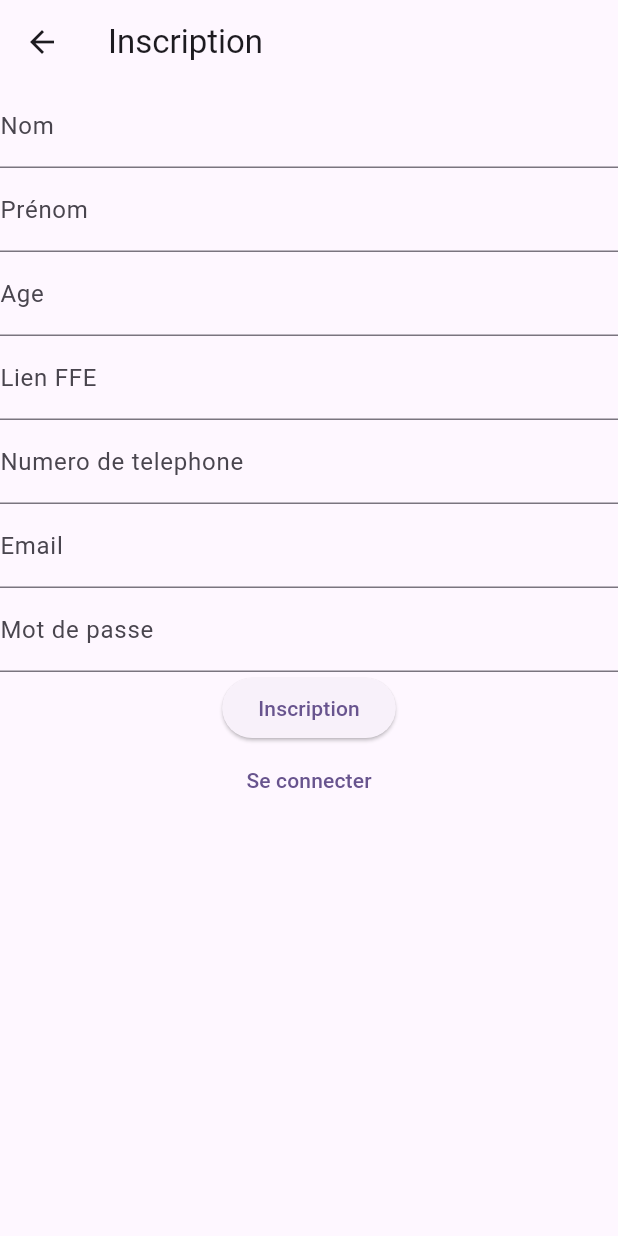
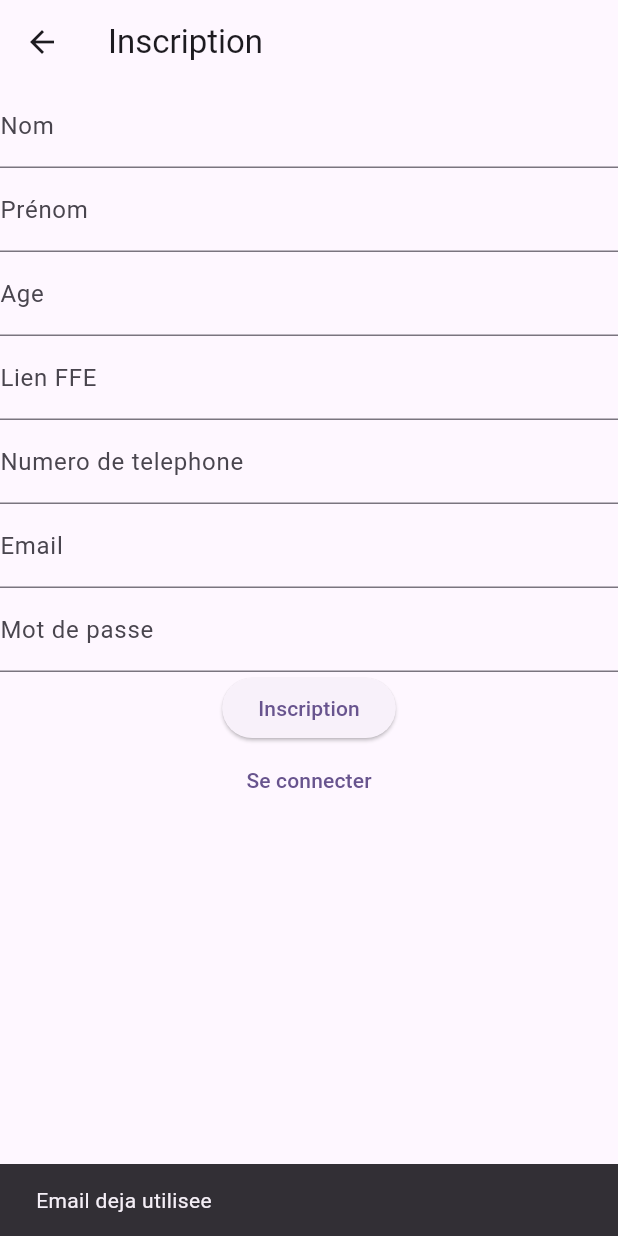
Before and after one commit to rat-balls/Flutter-MLP, a Flutter app: the RegisterPage screen opened directly, after a tap on "Inscription", on a phone screen of 412 x 824 dp. Run offline on Flutter 3.47's test engine with Material 2 defaults, Android fonts, the phone set to English and light mode, and no system bars; our stand-ins replace table_calendar; missing offline and left inert: dart:ffi, mongo_dart.

Commit message:
email existant

```diff
--- a/lib/class/users/user.dart
+++ b/lib/class/users/user.dart
@@ -233,6 +233,21 @@ Future<void> userRegister(User user) async{
   }
 
 }
+static Future<Map<String, bool>> checkUniqueData(
+      String email) async {
+    try {
+      var db = DbConnect().dbref;
+  var collection = db.collection('Users');
+      var emailExists = await collection.findOne({"email": email}) != null;
+
+
+      print('$emailExists');
+      return {"emailExists": emailExists};
+    } catch (e) {
+      print('Error checking user existence: $e');
+      return {"usernameExists": false, "emailExists": false};
+    }
+  }
 
 static Future<bool> loginUser(String email, String password) async {
   var db = DbConnect().dbref;
@@ -248,7 +263,6 @@ static Future<bool> loginUser(String email, String password) async {
     print('La connexion a exhoue $e');
     return false;
   }
-
 
 }
 
--- a/lib/pages/register_page.dart
+++ b/lib/pages/register_page.dart
@@ -1,5 +1,6 @@
 import 'package:flutter/material.dart';
 import 'package:flutter_mlp/class/users/user.dart';
+import 'package:flutter_mlp/database/db_class.dart';
 import 'package:flutter_mlp/pages/login_page.dart';
 
 class RegisterPage extends StatefulWidget {
@@ -19,6 +20,8 @@ class _RegisterPageState extends State<RegisterPage> {
   var phonenumberController = TextEditingController();
   var passwordController = TextEditingController();
   // pp
+
+
 
   @override
   Widget build(BuildContext context) {
@@ -62,21 +65,31 @@ class _RegisterPageState extends State<RegisterPage> {
               decoration: InputDecoration(labelText: 'Email'),
             ),
             TextFormField(
+              obscureText: true,
               controller: passwordController,
               validator: (value) => value!.isEmpty ? 'Champ requis' : null,
               decoration: InputDecoration(labelText: 'Mot de passe'),
             ),
             ElevatedButton(
-              onPressed: () {
-                           User newUser = User(
+              onPressed: () async {
+                    var db = DbConnect().dbref;
+                    String email = emailController.text;
+                    var uniqueData = await User.checkUniqueData(email);
+                    User newUser = User(
                     firstname: firstnameController.text,
                     lastname: lastnameController.text,
                     age: ageController.text,
                     phonenumbers: phonenumberController.text,
                     ffe: ffeController.text,
                     email: emailController.text);
+              if (uniqueData["emailExists"] == false){
+                 newUser.userRegister(newUser);
+                 print("test");
+              }else if(uniqueData["emailExists"] == true) {
+                    ScaffoldMessenger.of(context).showSnackBar(const SnackBar(content: Text('Email deja utilisee')));
+                    print('user non inscrit');
+              }
 
-                    newUser.userRegister(newUser);
               },
               child: Text('Inscription'),
             ),
```
